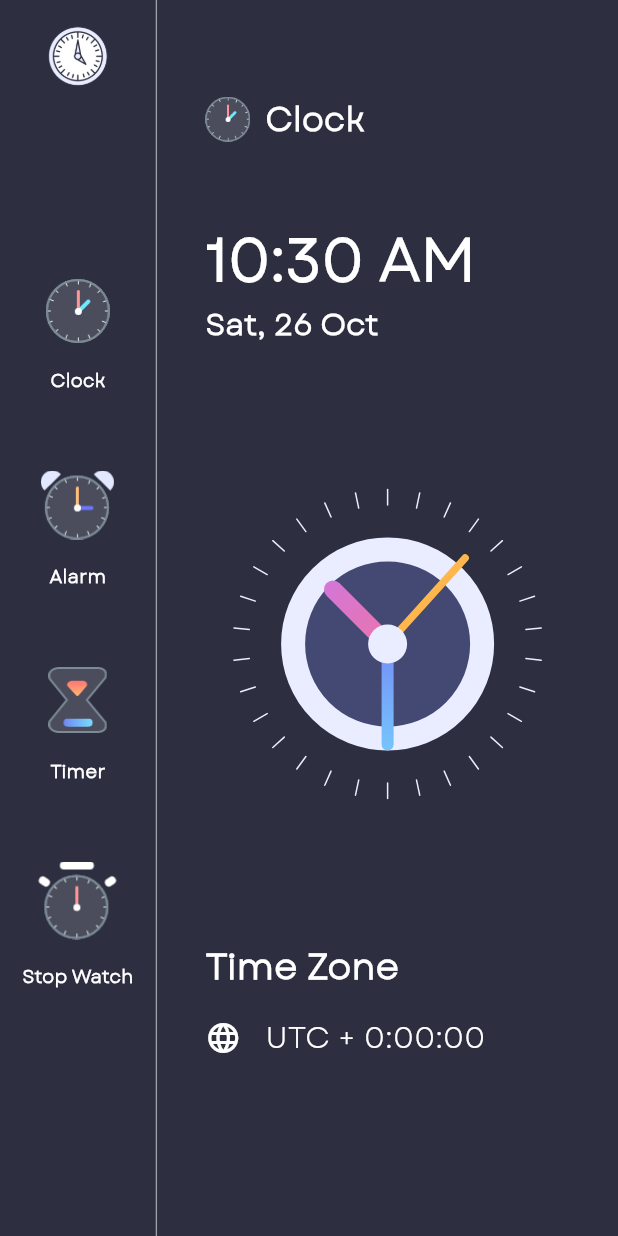
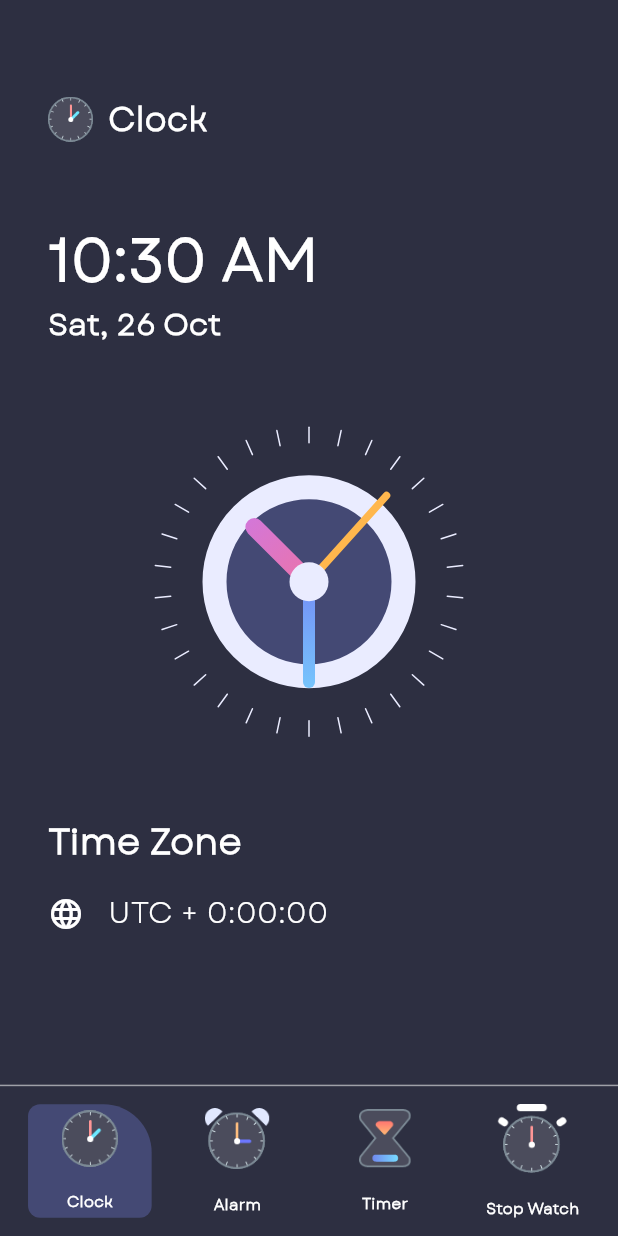
Before and after one commit to sayedmostaf/time_tide, a Flutter app: the screen it shows after launch, on a phone screen of 412 x 824 dp. Run offline on Flutter 3.47's test engine with Material 3 defaults, Android fonts, the phone set to English and light mode, and no system bars; our stand-ins replace cloud_firestore, dotted_border, firebase_core, flutter_local_notifications, rxdart, timezone; accounts and stored records are empty.

Commit message:
finish it

```diff
--- a/lib/clock_view.dart
+++ b/lib/clock_view.dart
@@ -13,7 +13,11 @@ class ClockView extends StatefulWidget {
 class _ClockViewState extends State<ClockView> {
   @override
   void initState() {
-    Timer.periodic(const Duration(seconds: 1), (timer) => setState(() {}));
+    Timer.periodic(const Duration(seconds: 1), (timer) {
+      if (mounted) {
+        setState(() {});
+      }
+    });
     super.initState();
   }
 
--- a/lib/main.dart
+++ b/lib/main.dart
@@ -1,12 +1,15 @@
+import 'package:firebase_core/firebase_core.dart';
 import 'package:flutter/material.dart';
 import 'package:provider/provider.dart';
-import 'package:time_tide/clock_view.dart';
+import 'package:time_tide/firebase_options.dart';
 import 'package:time_tide/models/menu_info.dart';
 import 'package:time_tide/models/menu_type.dart';
 import 'package:time_tide/pages/home_page.dart';
 import 'package:time_tide/providers/timer_provider.dart';
 
-void main() {
+void main() async {
+  WidgetsFlutterBinding.ensureInitialized();
+  await Firebase.initializeApp(options: DefaultFirebaseOptions.currentPlatform);
   runApp(const MyApp());
 }
 
@@ -27,7 +30,7 @@ class MyApp extends StatelessWidget {
       child: MaterialApp(
         debugShowCheckedModeBanner: false,
         theme: ThemeData(fontFamily: 'Garet'),
-        home: const HomePage(),
+        home: HomePage(),
       ),
     );
   }
--- a/lib/pages/alarm_page.dart
+++ b/lib/pages/alarm_page.dart
@@ -1,5 +1,7 @@
 import 'package:flutter/material.dart';
+import 'package:time_tide/widgets/add_alarm_button.dart';
 import 'package:time_tide/widgets/alarm_header.dart';
+import 'package:time_tide/widgets/alarm_list.dart';
 
 class AlarmPage extends StatefulWidget {
   const AlarmPage({super.key});
@@ -16,6 +18,8 @@ class _AlarmPageState extends State<AlarmPage> {
       child: Column(
         children: [
           AlarmHeader(),
+          Expanded(child: AlarmList()),
+          AddAlarmButton(),
         ],
       ),
     );
--- a/lib/pages/clock_page.dart
+++ b/lib/pages/clock_page.dart
@@ -1,10 +1,8 @@
 import 'dart:async';
-
 import 'package:flutter/material.dart';
 import 'package:intl/intl.dart';
 import 'package:time_tide/clock_view.dart';
 import 'package:time_tide/constants/colors.dart';
-import 'package:time_tide/widgets/page_header.dart';
 
 class ClockPage extends StatefulWidget {
   const ClockPage({super.key});
@@ -21,9 +19,11 @@ class _ClockPageState extends State<ClockPage> {
   void initState() {
     super.initState();
     timer = Timer.periodic(const Duration(seconds: 1), (timer) {
-      setState(() {
-        dateTimeNow = DateTime.now();
-      });
+      if (mounted) {
+        setState(() {
+          dateTimeNow = DateTime.now();
+        });
+      }
     });
   }
 
@@ -40,6 +40,7 @@ class _ClockPageState extends State<ClockPage> {
     var timezoneString = dateTimeNow.timeZoneOffset.toString().split('.').first;
     var offsetSign = '';
     if (!timezoneString.startsWith('-')) offsetSign = '+';
+
     return Container(
       alignment: Alignment.center,
       padding: const EdgeInsets.symmetric(horizontal: 32, vertical: 64),
--- a/lib/pages/home_page.dart
+++ b/lib/pages/home_page.dart
@@ -3,7 +3,11 @@ import 'package:provider/provider.dart';
 import 'package:time_tide/constants/colors.dart';
 import 'package:time_tide/models/menu_info.dart';
 import 'package:time_tide/models/menu_item.dart';
+import 'package:time_tide/models/menu_type.dart';
+import 'package:time_tide/pages/alarm_page.dart';
 import 'package:time_tide/pages/clock_page.dart';
+import 'package:time_tide/pages/stop_watch_page.dart';
+import 'package:time_tide/pages/timer_page.dart';
 import 'package:time_tide/widgets/menu_button.dart';
 
 class HomePage extends StatefulWidget {
@@ -18,45 +22,46 @@ class _HomePageState extends State<HomePage> {
   Widget build(BuildContext context) {
     return Scaffold(
       backgroundColor: darkGrey,
-      body: Row(
+      body: Column(
         children: [
+          Expanded(
+            child: Consumer<MenuInfo>(
+              builder: (BuildContext context, MenuInfo value, Widget? child) {
+                if (value.menuType == MenuType.clock) {
+                  return const ClockPage();
+                } else if (value.menuType == MenuType.alarm) {
+                  return const AlarmPage();
+                } else if (value.menuType == MenuType.timer) {
+                  return const TimerPage();
+                } else {
+                  return const StopWatchPage();
+                }
+              },
+            ),
+          ),
+          const SizedBox(height: 10),
+          const Divider(color: Colors.white54, height: 1),
           Padding(
-            padding: const EdgeInsets.symmetric(horizontal: 4),
-            child: Column(
+            padding: const EdgeInsets.symmetric(vertical: 8.0),
+            child: Row(
+              mainAxisAlignment: MainAxisAlignment.center,
               children: [
-                const SizedBox(height: 15),
-                SafeArea(
-                  child: SizedBox(
-                    width: 45,
-                    height: 45,
-                    child: Image.asset('assets/images/logo.png'),
-                  ),
-                ),
-                const SizedBox(height: 100),
-                Column(
-                  mainAxisAlignment: MainAxisAlignment.center,
-                  children: menuItems
-                      .map(
-                        (e) => MenuButton(
+                const SizedBox(width: 3),
+                ...menuItems
+                    .map(
+                      (e) => Padding(
+                        padding: const EdgeInsets.symmetric(horizontal: 8.0),
+                        child: MenuButton(
                           image: e.imageSource!,
                           title: e.title!,
                           currentMenuInfo: e,
                         ),
-                      )
-                      .toList(),
-                ),
+                      ),
+                    )
+                    .toList(),
               ],
             ),
           ),
-          const VerticalDivider(
-            color: Colors.white54,
-            width: 1,
-          ),
-          Expanded(child: Consumer<MenuInfo>(
-            builder: (context, value, child) {
-              return const ClockPage();
-            },
-          ))
         ],
       ),
     );
--- a/lib/providers/timer_provider.dart
+++ b/lib/providers/timer_provider.dart
@@ -4,16 +4,16 @@ import 'package:flutter/material.dart';
 
 class TimerProvider extends ChangeNotifier {
   int _remainingTime = 0;
-  int _intialTime = 0;
+  int _initialTime = 0;
   Timer? _timer;
   bool _isRunning = false;
 
   int get remainingTime => _remainingTime;
-  int get intialTime => _intialTime;
+  int get initialTime => _initialTime;
   bool get isRunning => _isRunning;
 
   void startTimer() {
-    if (_timer != null || remainingTime == 0) return;
+    if (_timer != null || _remainingTime == 0) return;
 
     _isRunning = true;
     _timer = Timer.periodic(const Duration(seconds: 1), (timer) {
@@ -47,7 +47,7 @@ class TimerProvider extends ChangeNotifier {
 
   void setTime(int seconds) {
     _remainingTime = seconds;
-    _intialTime = seconds;
+    _initialTime = seconds;
     notifyListeners();
   }
 }
--- a/lib/widgets/menu_button.dart
+++ b/lib/widgets/menu_button.dart
@@ -10,20 +10,19 @@ class MenuButton extends StatelessWidget {
     required this.title,
     required this.currentMenuInfo,
   });
-  final String image, title;
+
+  final String image;
+  final String title;
   final MenuInfo currentMenuInfo;
 
   @override
   Widget build(BuildContext context) {
-    return Padding(
-      padding: const EdgeInsets.symmetric(vertical: 16),
-      child: Consumer<MenuInfo>(
-        builder: (context, value, child) {
+    return Consumer<MenuInfo>(
+      builder: (BuildContext context, value, Widget? child) {
         return GestureDetector(
           onTap: () {
-              var menuInfo = Provider.of<MenuInfo>(context,
-                  listen: false); // listen: false for get data only
-              menuInfo.updateMenu(menuInfo);
+            var menuInfo = Provider.of<MenuInfo>(context, listen: false);
+            menuInfo.updateMenu(currentMenuInfo);
           },
           child: Container(
             decoration: BoxDecoration(
@@ -37,21 +36,21 @@ class MenuButton extends StatelessWidget {
                   ? darkBlue
                   : Colors.transparent,
             ),
-              padding: const EdgeInsets.all(10),
-              width: MediaQuery.of(context).size.width / 4.3,
+            padding: const EdgeInsets.all(4),
+            width: MediaQuery.of(context).size.width / 5,
             child: Column(
               children: [
                 Image.asset(
                   currentMenuInfo.imageSource!,
-                    scale: 1.5,
+                  scale: 1.7,
                 ),
                 const SizedBox(height: 16),
                 Text(
                   currentMenuInfo.title!,
                   style: const TextStyle(
-                      fontSize: 12,
+                    color: Colors.white,
                     fontWeight: FontWeight.bold,
-                      color: Colors.white,
+                    fontSize: 10,
                   ),
                 ),
               ],
@@ -59,7 +58,6 @@ class MenuButton extends StatelessWidget {
           ),
         );
       },
-      ),
     );
   }
 }
--- a/lib/widgets/stop_watch_display.dart
+++ b/lib/widgets/stop_watch_display.dart
@@ -1,5 +1,4 @@
 import 'package:flutter/cupertino.dart';
-import 'package:flutter/material.dart';
 import 'package:time_tide/constants/colors.dart';
 
 class StopWatchDisplay extends StatelessWidget {
```
Also changed, not shown: lib/pages/stop_watch_page.dart (added, +72 -0 lines), lib/pages/timer_page.dart (added, +38 -0 lines), lib/widgets/add_alarm.dart (added, +169 -0 lines), lib/widgets/add_alarm_button.dart (+13 -6 lines), lib/widgets/alarm_item.dart (added, +85 -0 lines), lib/widgets/alarm_list.dart (added, +43 -0 lines), lib/widgets/delete_alarm.dart (+38 -33 lines), lib/widgets/loading_view.dart (added, +36 -0 lines), lib/widgets/no_alarm_view.dart (added, +28 -0 lines), lib/widgets/timer_controls.dart (+13 -11 lines), lib/widgets/timer_picker.dart (+6 -9 lines), 2 other files. Lines whose indentation alone changed are shown as unchanged.
